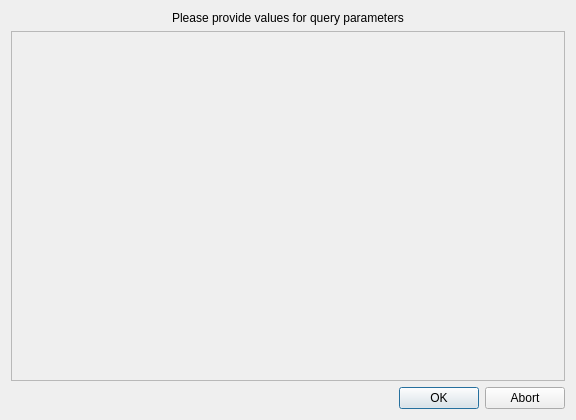
The window that SQLiteStudio3/guiSQLiteStudio/dialogs/bindparamsdialog.ui (pawelsalawa/sqlitestudio) describes before a commit, drawn with Qt 5.
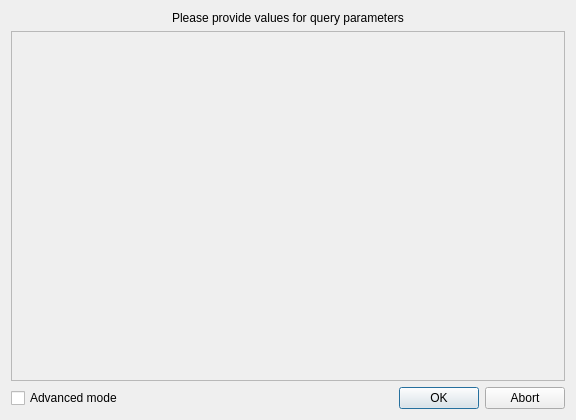
The same window after the commit.

Commit message: #5642 Bind Param Dialog now starts in simplified layout (unless complex values were remembered), which is much cleaner for simple input.

Patch:
```diff
--- a/SQLiteStudio3/guiSQLiteStudio/dialogs/bindparamsdialog.ui
+++ b/SQLiteStudio3/guiSQLiteStudio/dialogs/bindparamsdialog.ui
@@ -45,6 +45,28 @@
        </rect>
       </property>
      </widget>
+    </widget>
+   </item>
+   <item>
+    <widget class="QWidget" name="bottom" native="true">
+     <layout class="QHBoxLayout" name="horizontalLayout">
+      <property name="leftMargin">
+       <number>0</number>
+      </property>
+      <property name="topMargin">
+       <number>0</number>
+      </property>
+      <property name="rightMargin">
+       <number>0</number>
+      </property>
+      <property name="bottomMargin">
+       <number>0</number>
+      </property>
+      <item>
+       <widget class="QCheckBox" name="advancedModeCheck">
+        <property name="text">
+         <string>Advanced mode</string>
+        </property>
     </widget>
    </item>
    <item>
@@ -53,8 +75,11 @@
       <enum>Qt::Horizontal</enum>
      </property>
      <property name="standardButtons">
-      <set>QDialogButtonBox::Abort|QDialogButtonBox::Ok</set>
-     </property>
+         <set>QDialogButtonBox::StandardButton::Abort|QDialogButtonBox::StandardButton::Ok</set>
+        </property>
+       </widget>
+      </item>
+     </layout>
     </widget>
    </item>
   </layout>
```
Left out of the diff: 8 changed lines with no effect on the pictures. Lines whose indentation alone changed are shown as unchanged. The commit also changes 3 other files.
